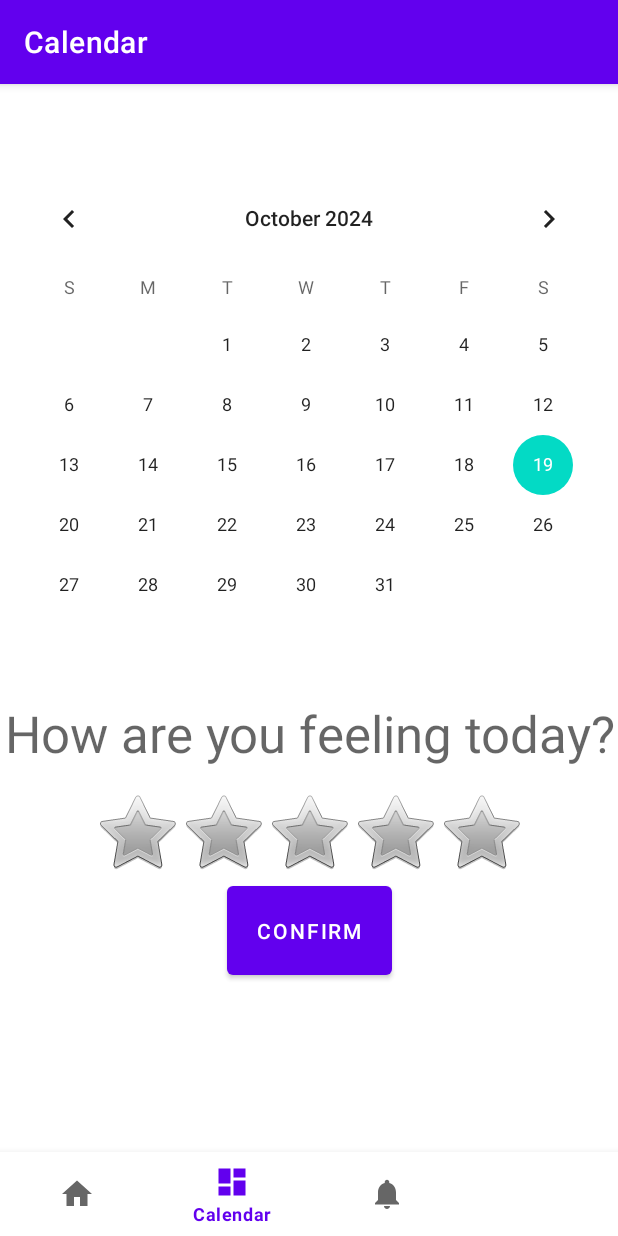
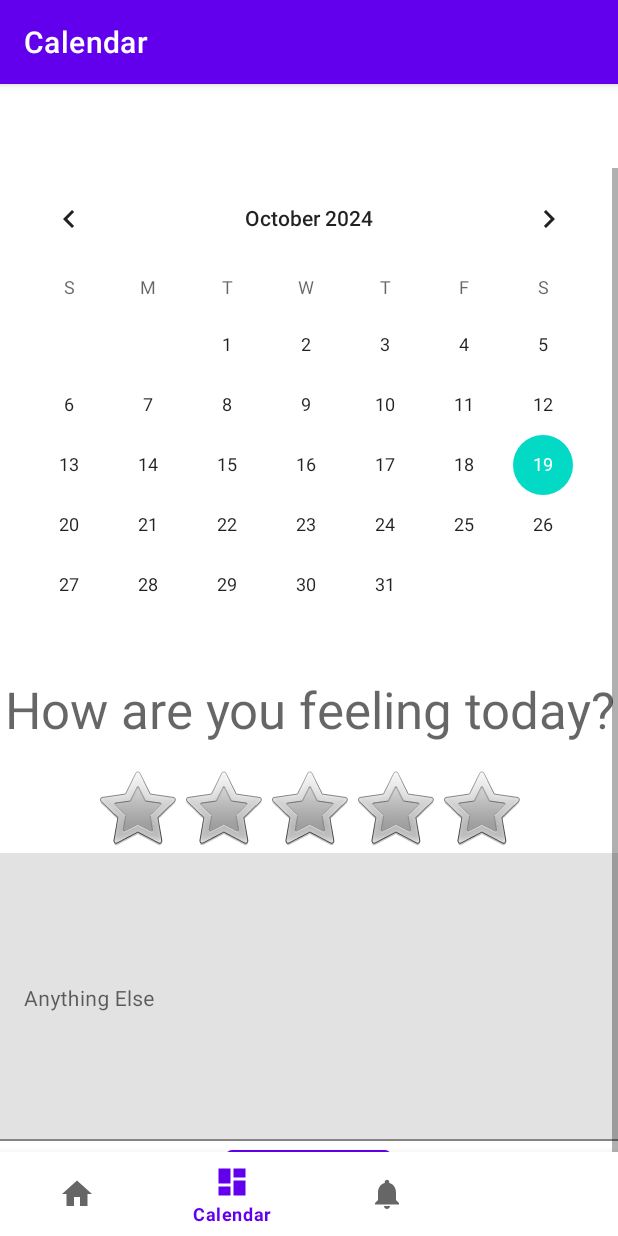
Before and after one commit to serich17/MentalHealth, an Android app: the CalendarFragment screen opened through its navigation route, on a phone screen of 412 x 824 dp. Run offline under Robolectric (Android 15) with nearby library versions, the phone set to English and light mode, and no system bars; our stand-ins replace Firebase (no records; nobody signed in at launch, a user with empty details on screens opened directly), navigation-ui; 2 statements that could not run were skipped.

Commit message:
Added Textbox to Calendar

```diff
--- /dev/null
+++ b/app/src/main/res/drawable/feeling_box.xml
@@ -0,0 +1,12 @@
+<?xml version="1.0" encoding="utf-8"?>
+<shape xmlns:android="http://schemas.android.com/apk/res/android"
+    android:shape="rectangle">
+    <solid android:color="#C0C0C0"/> <!-- Fill color -->
+    <size
+        android:height="@android:dimen/thumbnail_height"
+        android:width="@android:dimen/thumbnail_width"/>
+    <stroke
+        android:width="2dp"
+        android:color="#000000"/> <!-- Border color and width -->
+    <corners android:radius="8dp"/> <!-- Rounded corners -->
+</shape>
--- a/app/src/main/res/layout/fragment_calendar.xml
+++ b/app/src/main/res/layout/fragment_calendar.xml
@@ -5,6 +5,19 @@
     android:layout_width="match_parent"
     android:layout_height="match_parent"
     tools:context=".ui.calendar.CalendarFragment">
+
+    <ScrollView
+        android:layout_width="match_parent"
+        android:layout_height="match_parent"
+        app:layout_constraintBottom_toBottomOf="parent"
+        app:layout_constraintEnd_toEndOf="parent"
+        app:layout_constraintLeft_toLeftOf="parent"
+        app:layout_constraintTop_toTopOf="parent">
+
+        <androidx.constraintlayout.widget.ConstraintLayout
+            android:layout_width="match_parent"
+            android:layout_height="wrap_content"
+            app:layout_constraintEnd_toEndOf="parent">
 
             <CalendarView
                 android:id="@+id/calendarFeeling"
@@ -14,32 +27,56 @@
                 app:layout_constraintStart_toStartOf="parent"
                 app:layout_constraintTop_toTopOf="parent" />
 
+            <TextView
+                android:id="@+id/CalendarQuestion"
+                android:layout_width="wrap_content"
+                android:layout_height="wrap_content"
+                android:gravity="center"
+                android:text="@string/Calendar_Question"
+                android:textAppearance="@style/TextAppearance.AppCompat.Display1"
+                app:layout_constraintEnd_toEndOf="parent"
+                app:layout_constraintStart_toStartOf="parent"
+                app:layout_constraintTop_toBottomOf="@+id/calendarFeeling" />
+
             <RatingBar
                 android:id="@+id/feelingRating"
                 style="@android:style/Widget.RatingBar"
                 android:layout_width="wrap_content"
                 android:layout_height="wrap_content"
                 android:layout_marginTop="16dp"
+                android:max="4"
                 android:min="0"
-        android:max="4"
                 android:numStars="5"
                 android:stepSize="1"
                 app:layout_constraintEnd_toEndOf="parent"
-        app:layout_constraintHorizontal_bias=".5"
                 app:layout_constraintStart_toStartOf="parent"
-        app:layout_constraintTop_toBottomOf="@id/CalendarQuestion" />
+                app:layout_constraintTop_toBottomOf="@+id/CalendarQuestion" />
 
-    <TextView
-        android:id="@+id/CalendarQuestion"
-        android:layout_width="wrap_content"
+            <com.google.android.material.textfield.TextInputLayout
+                android:id="@+id/thoughtsBox"
+                android:layout_width="match_parent"
                 android:layout_height="wrap_content"
-        android:layout_marginTop="16dp"
-        android:gravity="center"
-        android:text="@string/Calendar_Question"
-        android:textAppearance="@style/TextAppearance.AppCompat.Display1"
+                android:background="@drawable/feeling_box"
+                app:hintTextAppearance="@style/TextAppearance.AppCompat.Body1"
                 app:layout_constraintEnd_toEndOf="parent"
                 app:layout_constraintStart_toStartOf="parent"
-        app:layout_constraintTop_toBottomOf="@+id/calendarFeeling" />
+                app:layout_constraintTop_toBottomOf="@+id/feelingRating">
+
+                <EditText
+                    android:id="@+id/textBox"
+                    style="@style/feelingBoxStyle"
+                    android:layout_width="match_parent"
+                    android:layout_height="match_parent"
+                    android:layout_weight="1"
+                    android:autofillHints=""
+                    android:ems="10"
+                    android:gravity="start|top"
+                    android:hint="Anything Else"
+                    android:inputType="textMultiLine"
+                    android:singleLine="false"
+                    tools:ignore="Autofill" />
+
+            </com.google.android.material.textfield.TextInputLayout>
 
             <Button
                 android:id="@+id/calendar_confirmFeeling"
@@ -51,6 +88,11 @@
                 android:text="@string/calender_feelingConfirm"
                 android:textAllCaps="true"
                 app:layout_constraintEnd_toEndOf="parent"
+                app:layout_constraintHorizontal_bias="0.498"
                 app:layout_constraintStart_toStartOf="parent"
-        app:layout_constraintTop_toBottomOf="@+id/feelingRating" />
+                app:layout_constraintTop_toBottomOf="@+id/thoughtsBox" />
+
         </androidx.constraintlayout.widget.ConstraintLayout>
+    </ScrollView>
+
+</androidx.constraintlayout.widget.ConstraintLayout>
--- a/app/src/main/res/values/styles.xml
+++ b/app/src/main/res/values/styles.xml
@@ -5,4 +5,8 @@
         <item name="android:minHeight">23dip</item>
         <item name="android:maxHeight">25dip</item>
     </style>
+    <style name="feelingBoxStyle" parent="@style/TextAppearance.AppCompat.Body1">
+        <item name="android:textColor">@color/black</item>
+        <item name="android:background">#E2E2E2</item>
+    </style>
 </resources>
```
Lines whose indentation alone changed are shown as unchanged.
